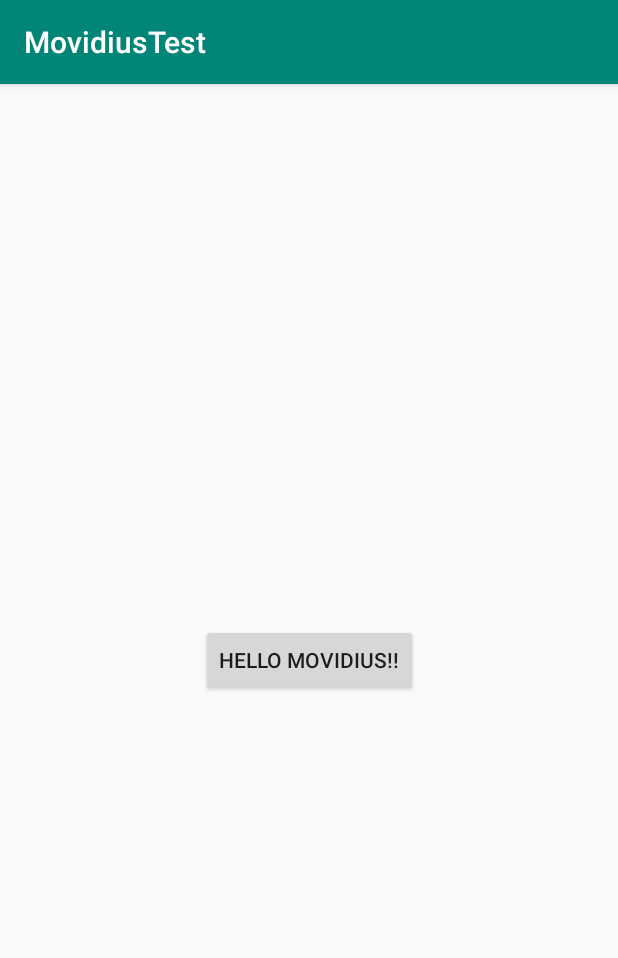
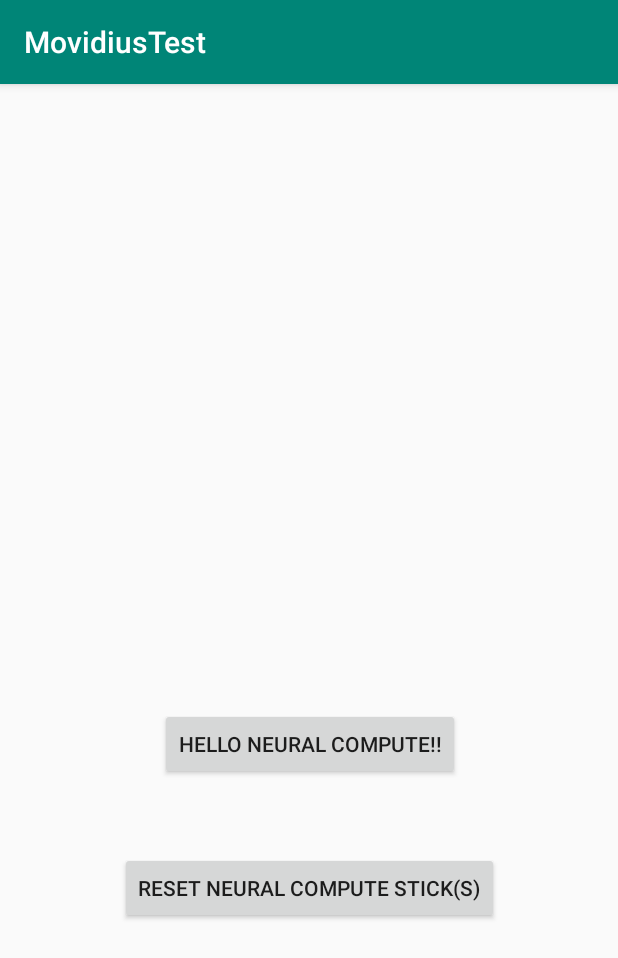
Before and after one commit to saki4510t/MovidiusTest, an Android app: the screen it shows after launch (MainActivity), on a phone screen of 412 x 824 dp. Shown: the top 958 px of the screen. Run offline under Robolectric (Android 15) with nearby library versions, the phone set to English and light mode, and no system bars; 10 statements that could not run were skipped.

Commit message:
データリンクのリセットボタンを追加

```diff
--- a/app/src/main/java/com/serenegiant/movidiustest/MainActivity.java
+++ b/app/src/main/java/com/serenegiant/movidiustest/MainActivity.java
@@ -16,7 +16,6 @@ import android.view.View;
 import android.view.Window;
 import android.view.WindowManager;
 import android.widget.Button;
-import android.widget.TextView;
 import android.widget.Toast;
 
 import com.serenegiant.dialog.MessageDialogFragmentV4;
@@ -354,10 +353,32 @@ public class MainActivity extends AppCompatActivity
 //================================================================================
 	private void initView() {
 		// Example of a call to a native method
-		final Button button = findViewById(R.id.button);
-		button.setOnClickListener(new View.OnClickListener() {
+		Button button = findViewById(R.id.compute_button);
+		button.setOnClickListener(mOnClickListener);
+		button = findViewById(R.id.reset_button);
+		button.setOnClickListener(mOnClickListener);
+
+		mRootView = findViewById(R.id.activity);
+	}
+
+	private final View.OnClickListener mOnClickListener
+		= new View.OnClickListener() {
 		@Override
 		public void onClick(final View v) {
+			switch (v.getId()) {
+			case R.id.compute_button:
+				compute();
+				break;
+			case R.id.reset_button:
+				reset();
+				break;
+			default:
+				break;
+			}
+		}
+	};
+
+	private void compute() {
 		new Thread(new Runnable() {
 			@Override
 			public void run() {
@@ -379,8 +400,9 @@ public class MainActivity extends AppCompatActivity
 			}
 		}, TAG).start();
 	}
-		});
-		mRootView = findViewById(R.id.activity);
+
+	private void reset() {
+		mMvNcAPI.resetAll();
 	}
 
 	private void close(@NonNull final IDataLink dataLink) {
--- a/app/src/main/res/layout/activity_main.xml
+++ b/app/src/main/res/layout/activity_main.xml
@@ -10,16 +10,30 @@
 
 
 	<Button
-		android:id="@+id/button"
+		android:id="@+id/compute_button"
 		android:layout_width="wrap_content"
 		android:layout_height="wrap_content"
 		android:layout_marginStart="8dp"
 		android:layout_marginTop="8dp"
 		android:layout_marginEnd="8dp"
 		android:layout_marginBottom="8dp"
-		android:text="Hello Movidius!!"
+		android:text="Hello Neural Compute!!"
+		app:layout_constraintBottom_toTopOf="@+id/reset_button"
+		app:layout_constraintEnd_toEndOf="parent"
+		app:layout_constraintHorizontal_bias="0.502"
+		app:layout_constraintStart_toStartOf="parent"
+		app:layout_constraintTop_toTopOf="parent"
+		app:layout_constraintVertical_bias="0.91"/>
+
+	<Button
+		android:id="@+id/reset_button"
+		android:layout_width="wrap_content"
+		android:layout_height="wrap_content"
+		android:layout_marginStart="8dp"
+		android:layout_marginEnd="8dp"
+		android:layout_marginBottom="208dp"
+		android:text="RESET Neural Compute Stick(s)"
 		app:layout_constraintBottom_toBottomOf="parent"
 		app:layout_constraintEnd_toEndOf="parent"
-		app:layout_constraintStart_toStartOf="parent"
-		app:layout_constraintTop_toTopOf="parent"/>
+		app:layout_constraintStart_toStartOf="parent"/>
 </android.support.constraint.ConstraintLayout>
```
Lines whose indentation alone changed are shown as unchanged.
